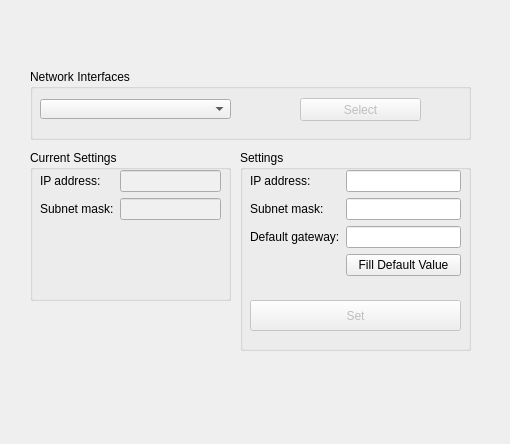
Above: cot-target/HostSettingsWizardPage.ui from toyoh3232/appsuite before the change. Below: the same form after it.
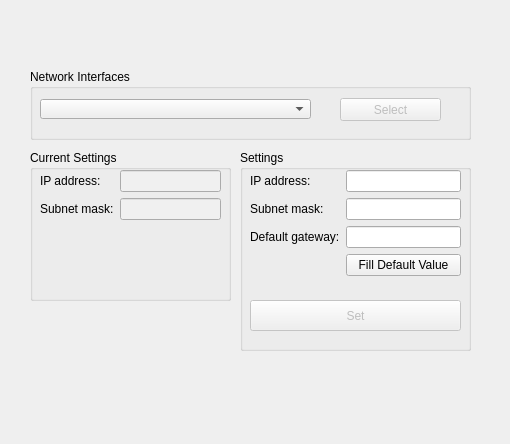
That is the form after the change.

What changed in the file:
```diff
--- a/cot-target/HostSettingsWizardPage.ui
+++ b/cot-target/HostSettingsWizardPage.ui
@@ -233,7 +233,7 @@
      <rect>
       <x>10</x>
       <y>30</y>
-      <width>191</width>
+      <width>271</width>
       <height>20</height>
      </rect>
     </property>
@@ -250,9 +250,9 @@
     </property>
     <property name="geometry">
      <rect>
-      <x>270</x>
+      <x>310</x>
       <y>29</y>
-      <width>121</width>
+      <width>101</width>
       <height>23</height>
      </rect>
     </property>
```
